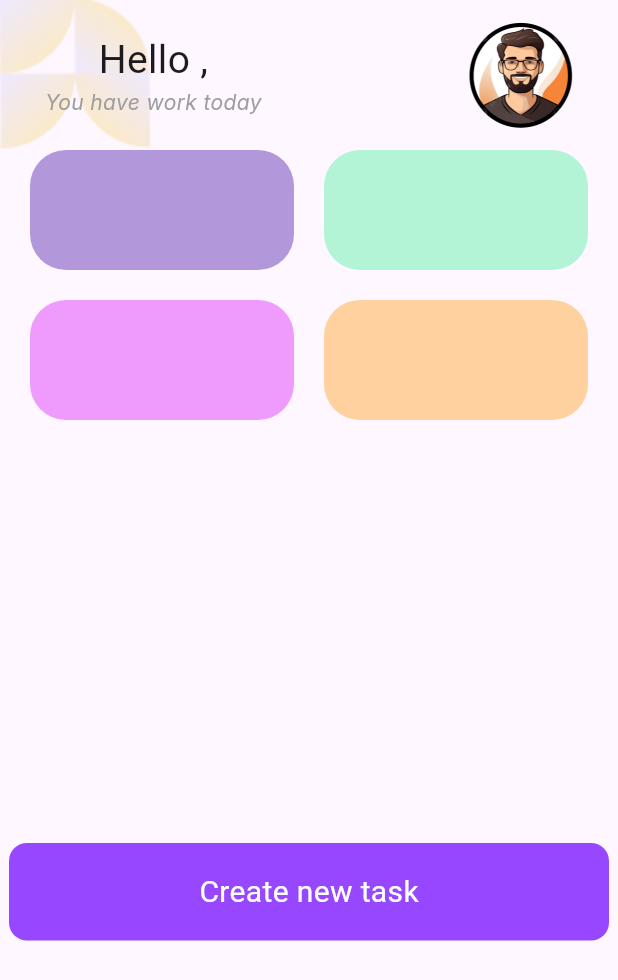
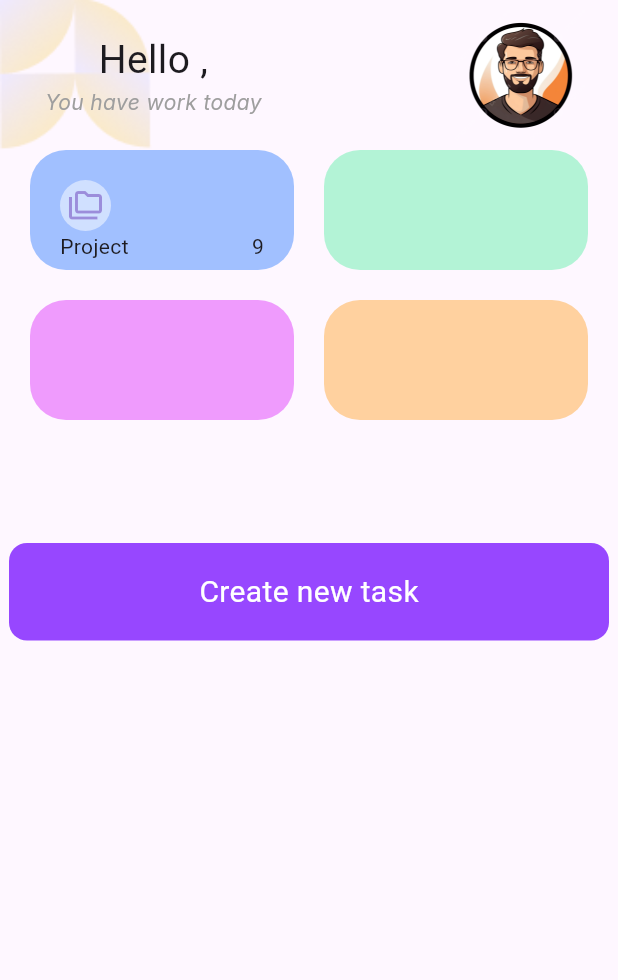
Before and after one commit to SormSophat04/assignment, a Flutter app: the HomePage screen opened directly, on a phone screen of 412 x 824 dp. Shown: the top 980 px of the screen. Run offline on Flutter 3.47's test engine with Material 3 defaults, Android fonts, the phone set to English and light mode, and no system bars; our stand-ins replace cloud_firestore, firebase_auth, firebase_core, flutter_riverpod, flutter_svg; accounts and stored records are empty.

Commit message:
add sildable

```diff
--- a/lib/views/home_page.dart
+++ b/lib/views/home_page.dart
@@ -116,9 +116,30 @@ class _HomePageState extends State<HomePage> {
                       mainAxisSpacing: 20),
                   children: [
                     Container(
+                      padding: EdgeInsets.all(20),
                       decoration: BoxDecoration(
                         borderRadius: BorderRadius.circular(24),
-                        color: Colors.deepPurple.withOpacity(0.5),
+                        color: Colors.blueAccent.shade200.withOpacity(0.5),
+                      ),
+                      child: Column(
+                        crossAxisAlignment: CrossAxisAlignment.start,
+                        mainAxisAlignment: MainAxisAlignment.spaceBetween,
+                        children: [
+                          Container(
+                            padding: EdgeInsets.all(5),
+                            decoration: BoxDecoration(
+                                shape: BoxShape.circle,
+                                color: Colors.white.withOpacity(0.5)),
+                            child: Icon(
+                              Icons.folder_copy_outlined,
+                              color: Colors.deepPurple.withOpacity(0.5),
+                            ),
+                          ),
+                          Row(
+                            mainAxisAlignment: MainAxisAlignment.spaceBetween,
+                            children: [Text("Project"), Text("9")],
+                          )
+                        ],
                       ),
                     ),
                     Container(
@@ -145,18 +166,23 @@ class _HomePageState extends State<HomePage> {
             ),
 
             //Tasks=========================================
-            SizedBox(
-              height: 200,
-              child: StreamBuilder(
-                  stream: taskService.taskStreamer(),
-                  builder: (context, snapshot) {
-                    List<QueryDocumentSnapshot<Map<String , dynamic>>> items =  snapshot.data!.toList();
-                    return ListView.builder(
-                      itemCount: snapshot.data!.length,
-                        itemBuilder: (context, index) => TaskWidget(name: items[index].get("name"),),
-                    );
-                  },
-              ),
+            StreamBuilder(
+              stream: taskService.taskStreamer(),
+              builder: (context, snapshot) {
+                List<QueryDocumentSnapshot<Map<String, dynamic>>> items =
+                    snapshot.data!.toList();
+                return Column(
+                  children: List.generate(items.length,
+                  (index) => TaskWidget(name: items[index].get("name") , done: items[index].get("done"),),
+                  ),
+                );
+                //   ListView.builder(
+                //   itemCount: snapshot.data!.length,
+                //   itemBuilder: (context, index) => TaskWidget(
+                //     name: items[index].get("name"),
+                //   ),
+                // );
+              },
             ),
 
             // Button create new tasks==============================
--- a/pubspec.yaml
+++ b/pubspec.yaml
@@ -41,6 +41,7 @@ dependencies:
   provider:
   riverpod:
   flutter_riverpod: ^2.6.1
+  flutter_slidable: ^3.1.2
 dev_dependencies:
   flutter_test:
     sdk: flutter
```
Also changed, not shown: lib/components/task_widget.dart (+12 -2 lines), pubspec.lock.
